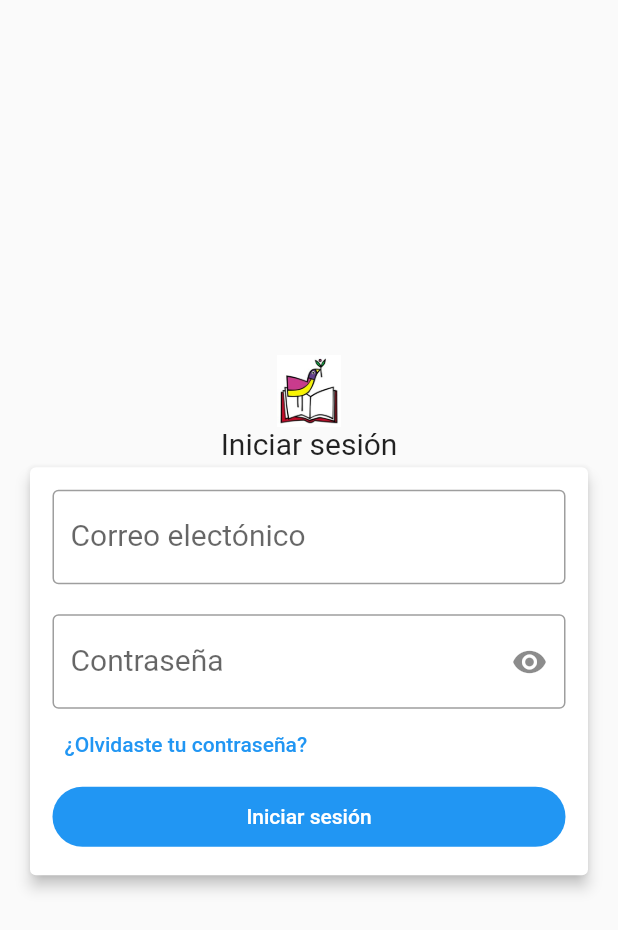
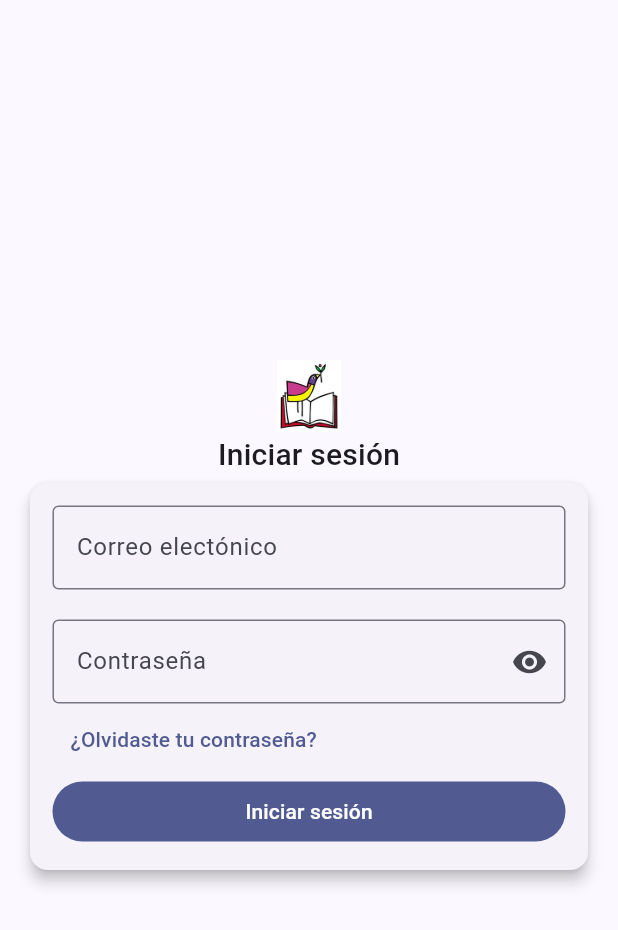
Before and after one commit to ITPSM-UCA/itpsm-mobile, a Flutter app: the screen it shows after launch, on a phone screen of 412 x 824 dp. Shown: the top 930 px of the screen. Run offline on Flutter 3.47's test engine with Material 2 defaults, Android fonts, the light colour scheme and no system bars; our stand-ins replace data_table_2, responsive_framework.

Commit message:
[RESTORED] App theme

```diff
--- a/lib/main.dart
+++ b/lib/main.dart
@@ -31,9 +31,9 @@ class ItpsmMobile extends StatelessWidget {
         ]
       ),
       theme: ThemeData(
-        // useMaterial3: true,
-        // colorSchemeSeed: Colors.deepPurple[900],
-        // brightness: Brightness.light,
+        useMaterial3: true,
+        colorSchemeSeed: Colors.indigo,
+        brightness: Brightness.light,
         textTheme: const TextTheme(
           titleLarge: TextStyle(
             fontSize: 24
```
